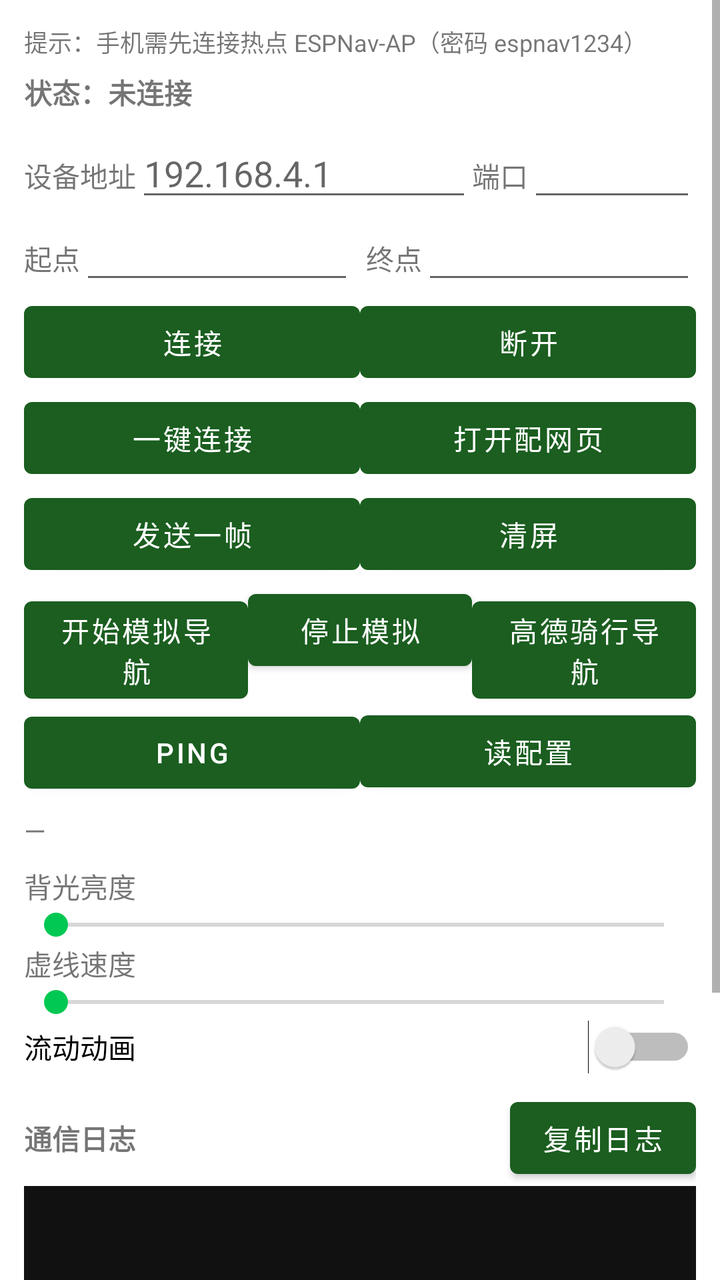
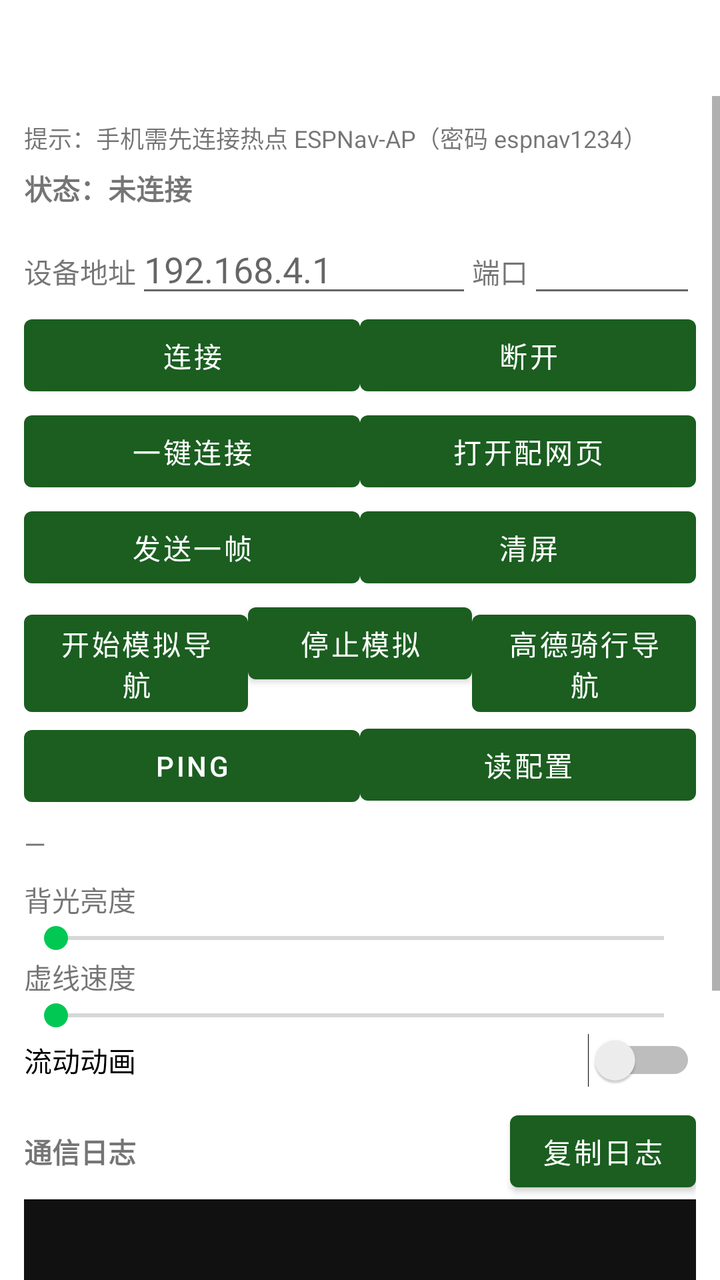

Screens rendered from an Android XML layout before and after an edit, with the pre-edit source and the edit as a unified diff.
<!-- AndroidManifest.xml: application theme Theme.EspNav -->
<!-- res/layout/activity_main.xml -->
<?xml version="1.0" encoding="utf-8"?>
<ScrollView xmlns:android="http://schemas.android.com/apk/res/android"
    android:layout_width="match_parent"
    android:layout_height="match_parent"
    android:fillViewport="true">

    <LinearLayout
        android:layout_width="match_parent"
        android:layout_height="wrap_content"
        android:orientation="vertical"
        android:padding="12dp">

        <TextView
            android:layout_width="match_parent"
            android:layout_height="wrap_content"
            android:text="@string/tip_hotspot"
            android:textSize="12sp"
            android:paddingBottom="6dp" />

        <TextView
            android:id="@+id/tvStatus"
            android:layout_width="match_parent"
            android:layout_height="wrap_content"
            android:text="@string/label_status"
            android:textStyle="bold"
            android:paddingBottom="8dp" />

        
        <LinearLayout
            android:layout_width="match_parent"
            android:layout_height="wrap_content"
            android:orientation="horizontal">

            <TextView
                android:layout_width="wrap_content"
                android:layout_height="wrap_content"
                android:text="@string/label_host"
                android:gravity="center_vertical" />

            <EditText
                android:id="@+id/etHost"
                android:layout_width="0dp"
                android:layout_height="wrap_content"
                android:layout_weight="2"
                android:hint="@string/hint_host"
                android:inputType="text"
                android:importantForAutofill="no" />

            <TextView
                android:layout_width="wrap_content"
                android:layout_height="wrap_content"
                android:text="@string/label_port"
                android:gravity="center_vertical" />

            <EditText
                android:id="@+id/etPort"
                android:layout_width="0dp"
                android:layout_height="wrap_content"
                android:layout_weight="1"
                android:inputType="number"
                android:importantForAutofill="no" />
        </LinearLayout>

        <LinearLayout
            android:layout_width="match_parent"
            android:layout_height="wrap_content"
            android:orientation="horizontal">

            <TextView
                android:layout_width="wrap_content"
                android:layout_height="wrap_content"
                android:text="@string/label_from"
                android:gravity="center_vertical" />

            <EditText
                android:id="@+id/etFrom"
                android:layout_width="0dp"
                android:layout_height="wrap_content"
                android:layout_weight="1"
                android:layout_marginEnd="6dp"
                android:inputType="text"
                android:importantForAutofill="no" />

            <TextView
                android:layout_width="wrap_content"
                android:layout_height="wrap_content"
                android:text="@string/label_to"
                android:gravity="center_vertical" />

            <EditText
                android:id="@+id/etTo"
                android:layout_width="0dp"
                android:layout_height="wrap_content"
                android:layout_weight="1"
                android:inputType="text"
                android:importantForAutofill="no" />
        </LinearLayout>

        <LinearLayout
            android:layout_width="match_parent"
            android:layout_height="wrap_content"
            android:orientation="horizontal">

            <Button
                android:id="@+id/btnConnect"
                android:layout_width="0dp"
                android:layout_height="wrap_content"
                android:layout_weight="1"
                android:text="@string/btn_connect" />

            <Button
                android:id="@+id/btnDisconnect"
                android:layout_width="0dp"
                android:layout_height="wrap_content"
                android:layout_weight="1"
                android:text="@string/btn_disconnect" />
        </LinearLayout>

        <LinearLayout
            android:layout_width="match_parent"
            android:layout_height="wrap_content"
            android:orientation="horizontal">

            <Button
                android:id="@+id/btnQuickConnect"
                android:layout_width="0dp"
                android:layout_height="wrap_content"
                android:layout_weight="1"
                android:text="@string/btn_quick_connect" />

            <Button
                android:id="@+id/btnOpenProv"
                android:layout_width="0dp"
                android:layout_height="wrap_content"
                android:layout_weight="1"
                android:text="@string/btn_open_prov" />
        </LinearLayout>

        
        <LinearLayout
            android:layout_width="match_parent"
            android:layout_height="wrap_content"
            android:orientation="horizontal">

            <Button
                android:id="@+id/btnSendOnce"
                android:layout_width="0dp"
                android:layout_height="wrap_content"
                android:layout_weight="1"
                android:text="@string/btn_send_once" />

            <Button
                android:id="@+id/btnClear"
                android:layout_width="0dp"
                android:layout_height="wrap_content"
                android:layout_weight="1"
                android:text="@string/btn_clear" />
        </LinearLayout>

        <LinearLayout
            android:layout_width="match_parent"
            android:layout_height="wrap_content"
            android:orientation="horizontal">

            <Button
                android:id="@+id/btnMockStart"
                android:layout_width="0dp"
                android:layout_height="wrap_content"
                android:layout_weight="1"
                android:text="@string/btn_mock_start" />

            <Button
                android:id="@+id/btnMockStop"
                android:layout_width="0dp"
                android:layout_height="wrap_content"
                android:layout_weight="1"
                android:text="@string/btn_mock_stop" />

            <Button
                android:id="@+id/btnAmapNav"
                android:layout_width="0dp"
                android:layout_height="wrap_content"
                android:layout_weight="1"
                android:text="@string/btn_amap_nav" />
        </LinearLayout>

        <LinearLayout
            android:layout_width="match_parent"
            android:layout_height="wrap_content"
            android:orientation="horizontal">

            <Button
                android:id="@+id/btnPing"
                android:layout_width="0dp"
                android:layout_height="wrap_content"
                android:layout_weight="1"
                android:text="@string/btn_ping" />

            <Button
                android:id="@+id/btnGetConfig"
                android:layout_width="0dp"
                android:layout_height="wrap_content"
                android:layout_weight="1"
                android:text="@string/btn_get_config" />
        </LinearLayout>

        <TextView
            android:id="@+id/tvStage"
            android:layout_width="match_parent"
            android:layout_height="wrap_content"
            android:paddingTop="6dp"
            android:text="—" />

        
        <TextView
            android:layout_width="match_parent"
            android:layout_height="wrap_content"
            android:paddingTop="8dp"
            android:text="@string/label_brightness" />

        <SeekBar
            android:id="@+id/seekBrightness"
            android:layout_width="match_parent"
            android:layout_height="wrap_content"
            android:max="100" />

        <TextView
            android:layout_width="match_parent"
            android:layout_height="wrap_content"
            android:text="@string/label_dash_speed" />

        <SeekBar
            android:id="@+id/seekDashSpeed"
            android:layout_width="match_parent"
            android:layout_height="wrap_content"
            android:max="120" />

        <Switch
            android:id="@+id/switchAnim"
            android:layout_width="match_parent"
            android:layout_height="wrap_content"
            android:text="@string/label_anim" />

        
        <LinearLayout
            android:layout_width="match_parent"
            android:layout_height="wrap_content"
            android:orientation="horizontal"
            android:paddingTop="8dp">

            <TextView
                android:layout_width="0dp"
                android:layout_height="wrap_content"
                android:layout_weight="1"
                android:text="@string/label_log"
                android:textStyle="bold"
                android:gravity="center_vertical" />

            <Button
                android:id="@+id/btnCopyLog"
                android:layout_width="wrap_content"
                android:layout_height="wrap_content"
                android:text="@string/btn_copy_log" />
        </LinearLayout>

        <ScrollView
            android:id="@+id/svLog"
            android:layout_width="match_parent"
            android:layout_height="220dp"
            android:background="#111111">

            <TextView
                android:id="@+id/tvLog"
                android:layout_width="match_parent"
                android:layout_height="wrap_content"
                android:padding="6dp"
                android:textColor="#DDDDDD"
                android:textSize="12sp"
                android:typeface="monospace" />
        </ScrollView>
    </LinearLayout>
</ScrollView>
<!-- resources referenced by this layout -->
<resources>
  <string name="btn_amap_nav">高德骑行导航</string>
  <string name="btn_clear">清屏</string>
  <string name="btn_connect">连接</string>
  <string name="btn_copy_log">复制日志</string>
  <string name="btn_disconnect">断开</string>
  <string name="btn_get_config">读配置</string>
  <string name="btn_mock_start">开始模拟导航</string>
  <string name="btn_mock_stop">停止模拟</string>
  <string name="btn_open_prov">打开配网页</string>
  <string name="btn_ping">PING</string>
  <string name="btn_quick_connect">一键连接</string>
  <string name="btn_send_once">发送一帧</string>
  <string name="hint_host">192.168.4.1</string>
  <string name="label_anim">流动动画</string>
  <string name="label_brightness">背光亮度</string>
  <string name="label_dash_speed">虚线速度</string>
  <string name="label_from">起点</string>
  <string name="label_host">设备地址</string>
  <string name="label_log">通信日志</string>
  <string name="label_port">端口</string>
  <string name="label_status">状态：未连接</string>
  <string name="label_to">终点</string>
  <string name="tip_hotspot">提示：手机需先连接热点 ESPNav-AP（密码 espnav1234）</string>
  <style name="Theme.EspNav" parent="Theme.MaterialComponents.DayNight.NoActionBar">
          <item name="colorPrimary">#1B5E20</item>
          <item name="colorPrimaryVariant">#0B3D0F</item>
          <item name="colorOnPrimary">#FFFFFF</item>
          <item name="colorSecondary">#00C853</item>
          <item name="android:statusBarColor" tools:targetApi="l">#0B3D0F</item>
      </style>
</resources>

<!-- the commit's change to res/layout/activity_main.xml (unified diff, before → after) -->
@@ -1,8 +1,24 @@
 <?xml version="1.0" encoding="utf-8"?>
-<ScrollView xmlns:android="http://schemas.android.com/apk/res/android"
+<LinearLayout xmlns:android="http://schemas.android.com/apk/res/android"
     android:layout_width="match_parent"
     android:layout_height="match_parent"
-    android:fillViewport="true">
+    android:orientation="vertical">
+
+    <com.google.android.material.tabs.TabLayout
+        android:id="@+id/tabMain"
+        android:layout_width="match_parent"
+        android:layout_height="wrap_content" />
+
+    <FrameLayout
+        android:layout_width="match_parent"
+        android:layout_height="0dp"
+        android:layout_weight="1">
+
+    <ScrollView
+        android:id="@+id/pageConnect"
+        android:layout_width="match_parent"
+        android:layout_height="match_parent"
+        android:fillViewport="true">
 
     <LinearLayout
         android:layout_width="match_parent"
@@ -61,42 +77,7 @@
                 android:importantForAutofill="no" />
         </LinearLayout>
 
-        <LinearLayout
-            android:layout_width="match_parent"
-            android:layout_height="wrap_content"
-            android:orientation="horizontal">
-
-            <TextView
-                android:layout_width="wrap_content"
-                android:layout_height="wrap_content"
-                android:text="@string/label_from"
-                android:gravity="center_vertical" />
-
-            <EditText
-                android:id="@+id/etFrom"
-                android:layout_width="0dp"
-                android:layout_height="wrap_content"
-                android:layout_weight="1"
-                android:layout_marginEnd="6dp"
-                android:inputType="text"
-                android:importantForAutofill="no" />
-
-            <TextView
-                android:layout_width="wrap_content"
-                android:layout_height="wrap_content"
-                android:text="@string/label_to"
-                android:gravity="center_vertical" />
-
-            <EditText
-                android:id="@+id/etTo"
-                android:layout_width="0dp"
-                android:layout_height="wrap_content"
-                android:layout_weight="1"
-                android:inputType="text"
-                android:importantForAutofill="no" />
-        </LinearLayout>
-
-        <LinearLayout
+                <LinearLayout
             android:layout_width="match_parent"
             android:layout_height="wrap_content"
             android:orientation="horizontal">
@@ -279,4 +260,89 @@
                 android:typeface="monospace" />
         </ScrollView>
     </LinearLayout>
-</ScrollView>
+    </ScrollView>
+
+    
+    <LinearLayout
+        android:id="@+id/pageNav"
+        android:layout_width="match_parent"
+        android:layout_height="match_parent"
+        android:orientation="vertical"
+        android:padding="8dp"
+        android:visibility="gone">
+
+        <LinearLayout
+            android:layout_width="match_parent"
+            android:layout_height="wrap_content"
+            android:orientation="horizontal">
+
+            <TextView
+                android:layout_width="wrap_content"
+                android:layout_height="wrap_content"
+                android:text="@string/label_from"
+                android:gravity="center_vertical" />
+
+            <EditText
+                android:id="@+id/etFrom"
+                android:layout_width="0dp"
+                android:layout_height="wrap_content"
+                android:layout_weight="1"
+                android:inputType="text"
+                android:importantForAutofill="no" />
+        </LinearLayout>
+
+        <LinearLayout
+            android:layout_width="match_parent"
+            android:layout_height="wrap_content"
+            android:orientation="horizontal">
+
+            <TextView
+                android:layout_width="wrap_content"
+                android:layout_height="wrap_content"
+                android:text="@string/label_to"
+                android:gravity="center_vertical" />
+
+            <EditText
+                android:id="@+id/etTo"
+                android:layout_width="0dp"
+                android:layout_height="wrap_content"
+                android:layout_weight="1"
+                android:inputType="text"
+                android:importantForAutofill="no" />
+        </LinearLayout>
+
+        <TextView
+            android:layout_width="match_parent"
+            android:layout_height="wrap_content"
+            android:textSize="12sp"
+            android:text="@string/tip_map_pick" />
+
+        <com.amap.api.maps.MapView
+            android:id="@+id/mapView"
+            android:layout_width="match_parent"
+            android:layout_height="0dp"
+            android:layout_weight="1" />
+
+        <LinearLayout
+            android:layout_width="match_parent"
+            android:layout_height="wrap_content"
+            android:orientation="horizontal">
+
+            <Button
+                android:id="@+id/btnUseMapNav"
+                android:layout_width="0dp"
+                android:layout_height="wrap_content"
+                android:layout_weight="1"
+                android:text="@string/btn_use_map_nav" />
+
+            <Button
+                android:id="@+id/btnMapClear"
+                android:layout_width="0dp"
+                android:layout_height="wrap_content"
+                android:layout_weight="1"
+                android:text="@string/btn_map_clear" />
+        </LinearLayout>
+    </LinearLayout>
+
+    </FrameLayout>
+</LinearLayout>
<!-- resource entries referenced after the edit -->
@@ -6,12 +6,14 @@
   <string name="btn_copy_log">复制日志</string>
   <string name="btn_disconnect">断开</string>
   <string name="btn_get_config">读配置</string>
+  <string name="btn_map_clear">清除标记</string>
   <string name="btn_mock_start">开始模拟导航</string>
   <string name="btn_mock_stop">停止模拟</string>
   <string name="btn_open_prov">打开配网页</string>
   <string name="btn_ping">PING</string>
   <string name="btn_quick_connect">一键连接</string>
   <string name="btn_send_once">发送一帧</string>
+  <string name="btn_use_map_nav">用此起终点导航</string>
   <string name="hint_host">192.168.4.1</string>
   <string name="label_anim">流动动画</string>
   <string name="label_brightness">背光亮度</string>
@@ -23,6 +25,7 @@
   <string name="label_status">状态：未连接</string>
   <string name="label_to">终点</string>
   <string name="tip_hotspot">提示：手机需先连接热点 ESPNav-AP（密码 espnav1234）</string>
+  <string name="tip_map_pick">点一下地图即可设置起点/终点（会弹出选择）</string>
   <style name="Theme.EspNav" parent="Theme.MaterialComponents.DayNight.NoActionBar">
           <item name="colorPrimary">#1B5E20</item>
           <item name="colorPrimaryVariant">#0B3D0F</item>
